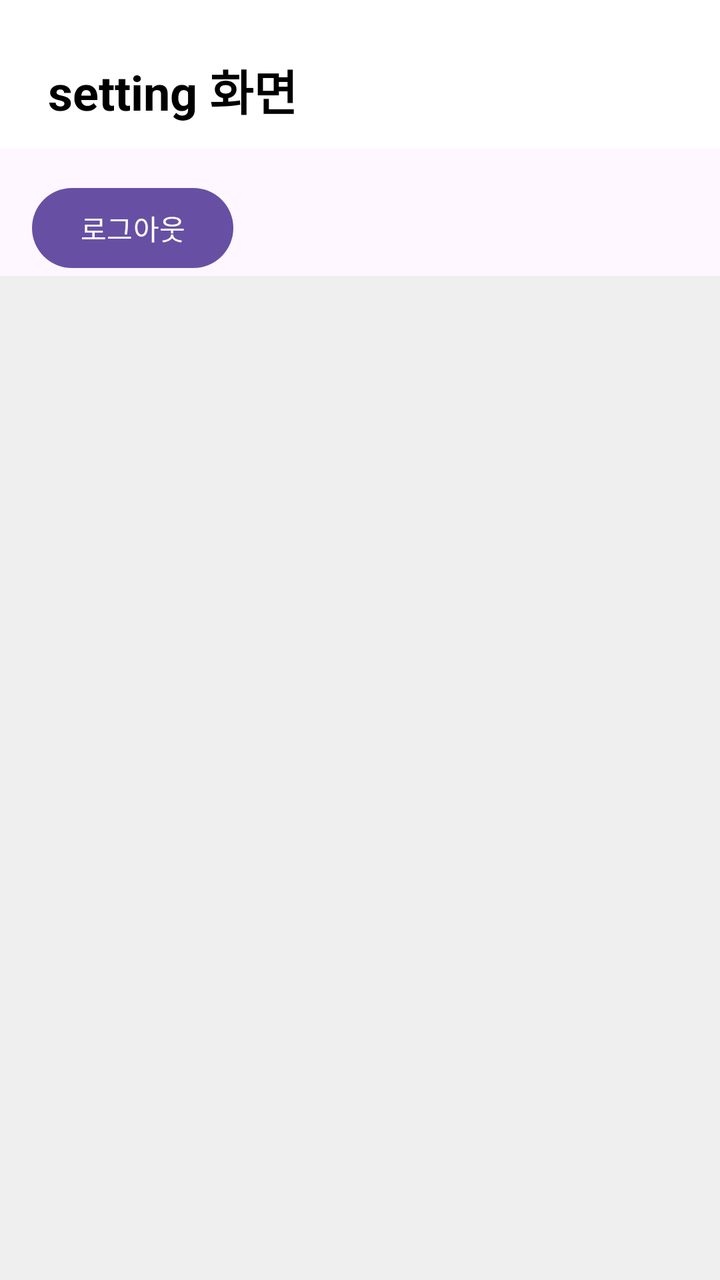
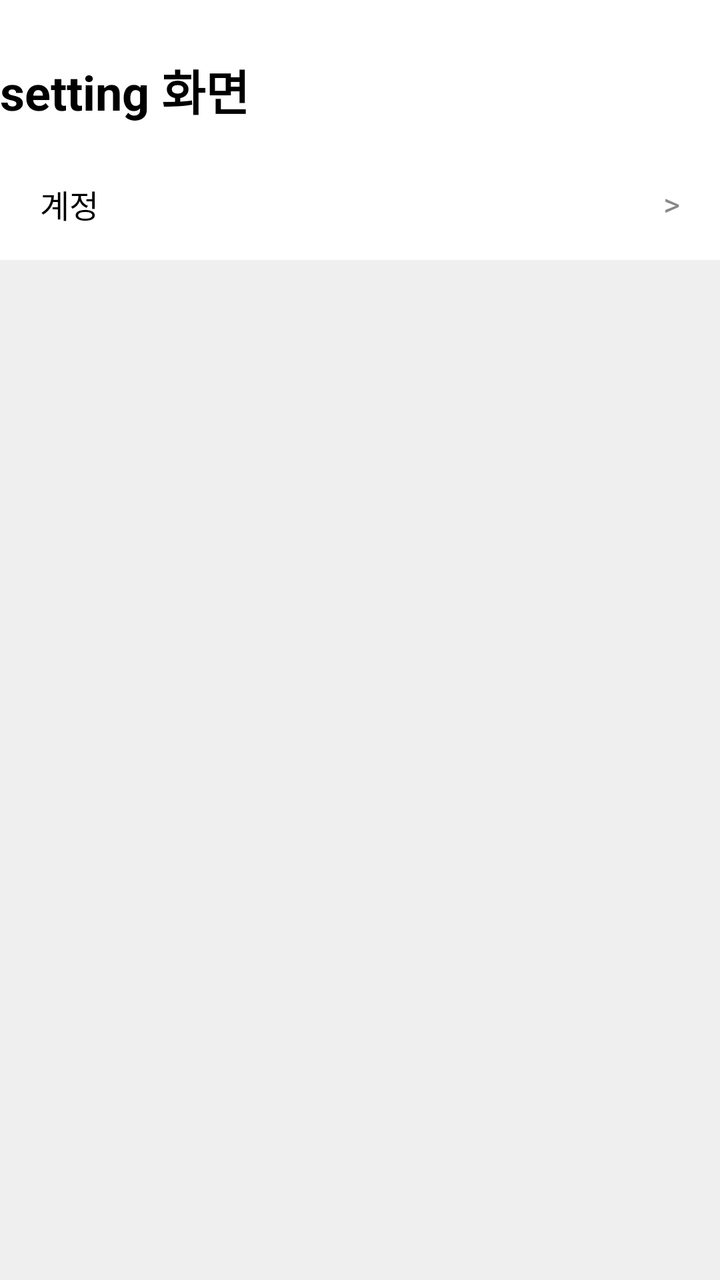

Screens rendered from an Android XML layout before and after an edit, with the pre-edit source and the edit as a unified diff.
<!-- AndroidManifest.xml: application theme Theme.MyApplication -->
<!-- res/layout/activity_setting.xml -->
<?xml version="1.0" encoding="utf-8"?>
<androidx.constraintlayout.widget.ConstraintLayout
    xmlns:android="http://schemas.android.com/apk/res/android"
    xmlns:tools="http://schemas.android.com/tools"
    xmlns:app="http://schemas.android.com/apk/res-auto"
    android:layout_width="match_parent"
    android:layout_height="match_parent">

    
    <androidx.constraintlayout.widget.ConstraintLayout
        android:id="@+id/settingtop"
        android:layout_width="0dp"
        android:layout_height="74dp"
        android:background="#FFFFFF"
        app:layout_constraintTop_toTopOf="parent"
        app:layout_constraintStart_toStartOf="parent"
        app:layout_constraintEnd_toEndOf="parent">

        <TextView
            android:id="@+id/settingtitleText"
            android:layout_width="wrap_content"
            android:layout_height="wrap_content"
            android:layout_marginStart="20dp"
            android:text="    setting 화면"
            android:textColor="#000000"
            android:textSize="24sp"
            android:textStyle="bold"
            app:layout_constraintBottom_toBottomOf="parent"
            app:layout_constraintTop_toTopOf="parent"
            app:layout_constraintVertical_bias="0.7" />
    </androidx.constraintlayout.widget.ConstraintLayout>



    
    <com.google.android.material.button.MaterialButton
        android:id="@+id/setting_logout"
        android:layout_width="wrap_content"
        android:layout_height="wrap_content"
        android:text="로그아웃"
        style="@style/Widget.Material3.Button"
        app:layout_constraintTop_toBottomOf="@id/settingtop"
        app:layout_constraintStart_toStartOf="parent"
        android:layout_marginStart="16dp"
        android:layout_marginTop="16dp"/>

    
    <LinearLayout
        android:id="@+id/settingmenu"
        android:layout_width="0dp"
        android:layout_height="0dp"
        android:orientation="vertical"
        android:background="#EFEFEF"
        app:layout_constraintTop_toBottomOf="@id/setting_logout"
        app:layout_constraintStart_toStartOf="parent"
        app:layout_constraintEnd_toEndOf="parent"
        app:layout_constraintBottom_toBottomOf="parent"/>












</androidx.constraintlayout.widget.ConstraintLayout>
<!-- resources referenced by this layout -->
<resources>
  <style name="Theme.MyApplication" parent="Theme.Material3.DayNight.NoActionBar">
          
      </style>
</resources>

<!-- the commit's change to res/layout/activity_setting.xml (unified diff, before → after) -->
@@ -1,10 +1,10 @@
 <?xml version="1.0" encoding="utf-8"?>
-<androidx.constraintlayout.widget.ConstraintLayout
-    xmlns:android="http://schemas.android.com/apk/res/android"
+<androidx.constraintlayout.widget.ConstraintLayout xmlns:android="http://schemas.android.com/apk/res/android"
     xmlns:tools="http://schemas.android.com/tools"
     xmlns:app="http://schemas.android.com/apk/res-auto"
     android:layout_width="match_parent"
-    android:layout_height="match_parent">
+    android:layout_height="match_parent"
+    tools:context=".SettingsActivity">
 
     
     <androidx.constraintlayout.widget.ConstraintLayout
@@ -21,7 +21,7 @@
             android:layout_width="wrap_content"
             android:layout_height="wrap_content"
             android:layout_marginStart="20dp"
-            android:text="    setting 화면"
+            android:text="setting 화면"
             android:textColor="#000000"
             android:textSize="24sp"
             android:textStyle="bold"
@@ -30,20 +30,6 @@
             app:layout_constraintVertical_bias="0.7" />
     </androidx.constraintlayout.widget.ConstraintLayout>
 
-
-
-    
-    <com.google.android.material.button.MaterialButton
-        android:id="@+id/setting_logout"
-        android:layout_width="wrap_content"
-        android:layout_height="wrap_content"
-        android:text="로그아웃"
-        style="@style/Widget.Material3.Button"
-        app:layout_constraintTop_toBottomOf="@id/settingtop"
-        app:layout_constraintStart_toStartOf="parent"
-        android:layout_marginStart="16dp"
-        android:layout_marginTop="16dp"/>
-
     
     <LinearLayout
         android:id="@+id/settingmenu"
@@ -51,20 +37,49 @@
         android:layout_height="0dp"
         android:orientation="vertical"
         android:background="#EFEFEF"
-        app:layout_constraintTop_toBottomOf="@id/setting_logout"
+        app:layout_constraintTop_toBottomOf="@id/settingtop"
         app:layout_constraintStart_toStartOf="parent"
         app:layout_constraintEnd_toEndOf="parent"
-        app:layout_constraintBottom_toBottomOf="parent"/>
+        app:layout_constraintBottom_toBottomOf="parent">
 
+        
+        <LinearLayout
+            android:id="@+id/layout_menu_account"
+            android:layout_width="match_parent"
+            android:layout_height="56dp"
+            android:orientation="horizontal"
+            android:gravity="center_vertical"
+            android:paddingStart="20dp"
+            android:paddingEnd="20dp"
+            android:background="#FFFFFF"
+            android:clickable="true"
+            android:focusable="true">
 
+            <TextView
+                android:id="@+id/text_menu_account"
+                android:layout_width="wrap_content"
+                android:layout_height="wrap_content"
+                android:text="계정"
+                android:textColor="#000000"
+                android:textSize="16sp" />
 
+            
+            <TextView
+                android:layout_width="wrap_content"
+                android:layout_height="wrap_content"
+                android:layout_weight="1"
+                android:text=""
+                />
 
+            <TextView
+                android:id="@+id/text_menu_account_arrow"
+                android:layout_width="wrap_content"
+                android:layout_height="wrap_content"
+                android:text=">"
+                android:textSize="16sp"
+                android:textColor="#888888" />
+        </LinearLayout>
 
-
-
-
-
-
-
+    </LinearLayout>
 
 </androidx.constraintlayout.widget.ConstraintLayout>
